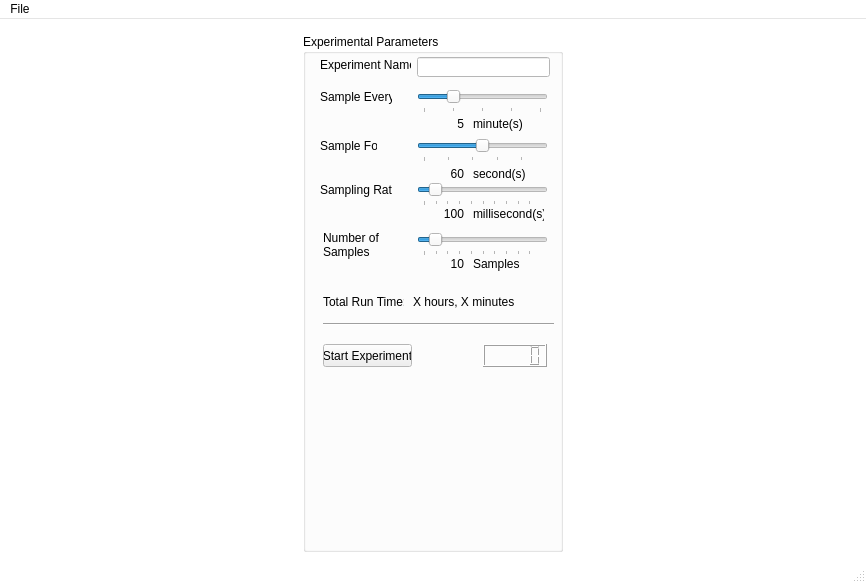
First picture: the form in UI/designer/mainwindow.ui, repository deganii/pad, before the edit.
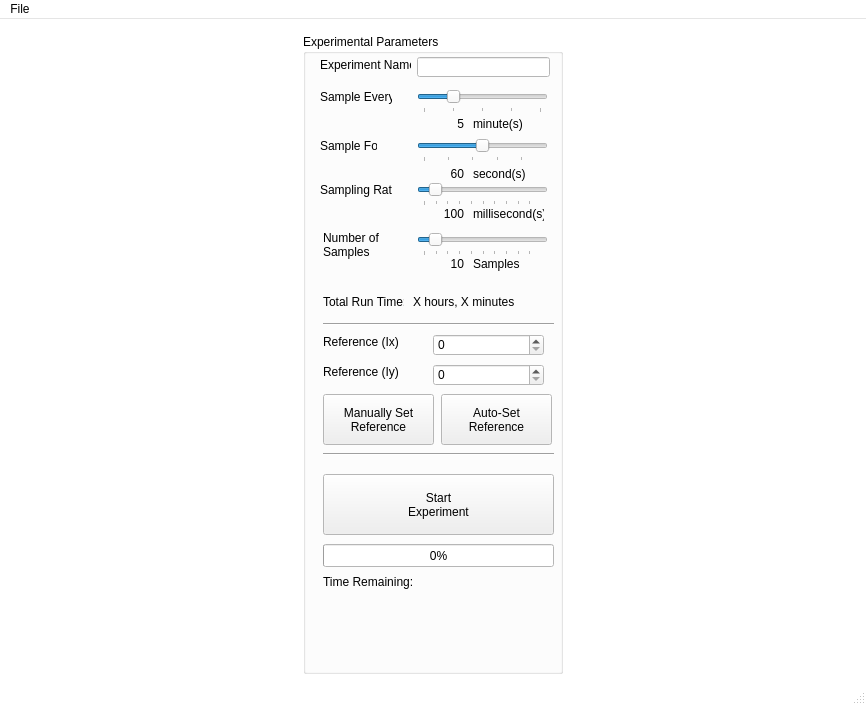
Second picture: the form after the edit.

Commit message: allow auto-set reference; remove old code

Diff of the .ui file:
```diff
--- a/UI/designer/mainwindow.ui
+++ b/UI/designer/mainwindow.ui
@@ -7,7 +7,7 @@
     <x>0</x>
     <y>0</y>
     <width>866</width>
-    <height>583</height>
+    <height>705</height>
    </rect>
   </property>
   <property name="sizePolicy">
@@ -178,7 +178,7 @@
       <property name="minimumSize">
        <size>
         <width>260</width>
-        <height>0</height>
+        <height>400</height>
        </size>
       </property>
       <property name="title">
@@ -226,16 +226,6 @@
         <string>Sampling Rate:</string>
        </property>
       </widget>
-      <widget class="QLCDNumber" name="lcdNumber">
-       <property name="geometry">
-        <rect>
-         <x>180</x>
-         <y>310</y>
-         <width>64</width>
-         <height>23</height>
-        </rect>
-       </property>
-      </widget>
       <widget class="QLabel" name="labelNumSamples">
        <property name="geometry">
         <rect>
@@ -523,13 +513,14 @@
        <property name="geometry">
         <rect>
          <x>20</x>
-         <y>310</y>
-         <width>89</width>
-         <height>23</height>
+         <y>440</y>
+         <width>231</width>
+         <height>61</height>
         </rect>
        </property>
        <property name="text">
-        <string>Start Experiment</string>
+        <string>Start
+Experiment</string>
        </property>
       </widget>
       <widget class="QSlider" name="sliderNumSamples">
@@ -576,6 +567,125 @@
         </rect>
        </property>
       </widget>
+      <widget class="QPushButton" name="buttonAutoReference">
+       <property name="geometry">
+        <rect>
+         <x>138</x>
+         <y>360</y>
+         <width>111</width>
+         <height>51</height>
+        </rect>
+       </property>
+       <property name="text">
+        <string>Auto-Set
+Reference</string>
+       </property>
+      </widget>
+      <widget class="QPushButton" name="buttonManualReference">
+       <property name="geometry">
+        <rect>
+         <x>20</x>
+         <y>360</y>
+         <width>111</width>
+         <height>51</height>
+        </rect>
+       </property>
+       <property name="text">
+        <string>Manually Set
+Reference</string>
+       </property>
+      </widget>
+      <widget class="QProgressBar" name="progressBar">
+       <property name="geometry">
+        <rect>
+         <x>20</x>
+         <y>510</y>
+         <width>231</width>
+         <height>23</height>
+        </rect>
+       </property>
+       <property name="value">
+        <number>0</number>
+       </property>
+      </widget>
+      <widget class="QLabel" name="label_2">
+       <property name="geometry">
+        <rect>
+         <x>20</x>
+         <y>300</y>
+         <width>111</width>
+         <height>16</height>
+        </rect>
+       </property>
+       <property name="text">
+        <string>Reference (Ix)</string>
+       </property>
+      </widget>
+      <widget class="QLabel" name="label_3">
+       <property name="geometry">
+        <rect>
+         <x>20</x>
+         <y>330</y>
+         <width>111</width>
+         <height>16</height>
+        </rect>
+       </property>
+       <property name="text">
+        <string>Reference (Iy)</string>
+       </property>
+      </widget>
+      <widget class="Line" name="line_3">
+       <property name="geometry">
+        <rect>
+         <x>20</x>
+         <y>410</y>
+         <width>231</width>
+         <height>20</height>
+        </rect>
+       </property>
+       <property name="orientation">
+        <enum>Qt::Horizontal</enum>
+       </property>
+      </widget>
+      <widget class="QLabel" name="label_4">
+       <property name="geometry">
+        <rect>
+         <x>20</x>
+         <y>540</y>
+         <width>111</width>
+         <height>16</height>
+        </rect>
+       </property>
+       <property name="text">
+        <string>Time Remaining:</string>
+       </property>
+      </widget>
+      <widget class="QSpinBox" name="textRefX">
+       <property name="geometry">
+        <rect>
+         <x>130</x>
+         <y>300</y>
+         <width>111</width>
+         <height>22</height>
+        </rect>
+       </property>
+       <property name="maximum">
+        <number>1024</number>
+       </property>
+      </widget>
+      <widget class="QSpinBox" name="textRefY">
+       <property name="geometry">
+        <rect>
+         <x>130</x>
+         <y>330</y>
+         <width>111</width>
+         <height>22</height>
+        </rect>
+       </property>
+       <property name="maximum">
+        <number>1024</number>
+       </property>
+      </widget>
      </widget>
     </item>
     <item>
```
Left out of the diff: 15 changed lines with no effect on the pictures. The commit also changes 9 other files.
